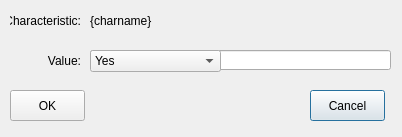
Before: the Qt Designer form open-ihm/gui/designs/ui_household_editmembercharacteristic.ui in snim2mirror/openihm, drawn with Qt 5.
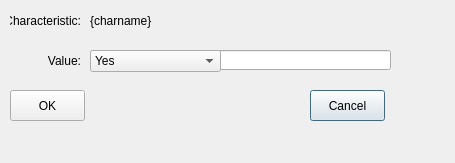
After: the same form once the commit is applied.

Diff of the .ui file:
```diff
--- a/open-ihm/gui/designs/ui_household_editmembercharacteristic.ui
+++ b/open-ihm/gui/designs/ui_household_editmembercharacteristic.ui
@@ -6,8 +6,8 @@
    <rect>
     <x>0</x>
     <y>0</y>
-    <width>402</width>
-    <height>137</height>
+    <width>455</width>
+    <height>163</height>
    </rect>
   </property>
   <property name="windowTitle">
```
Left out of the diff: 45 changed lines with no effect on the pictures.
